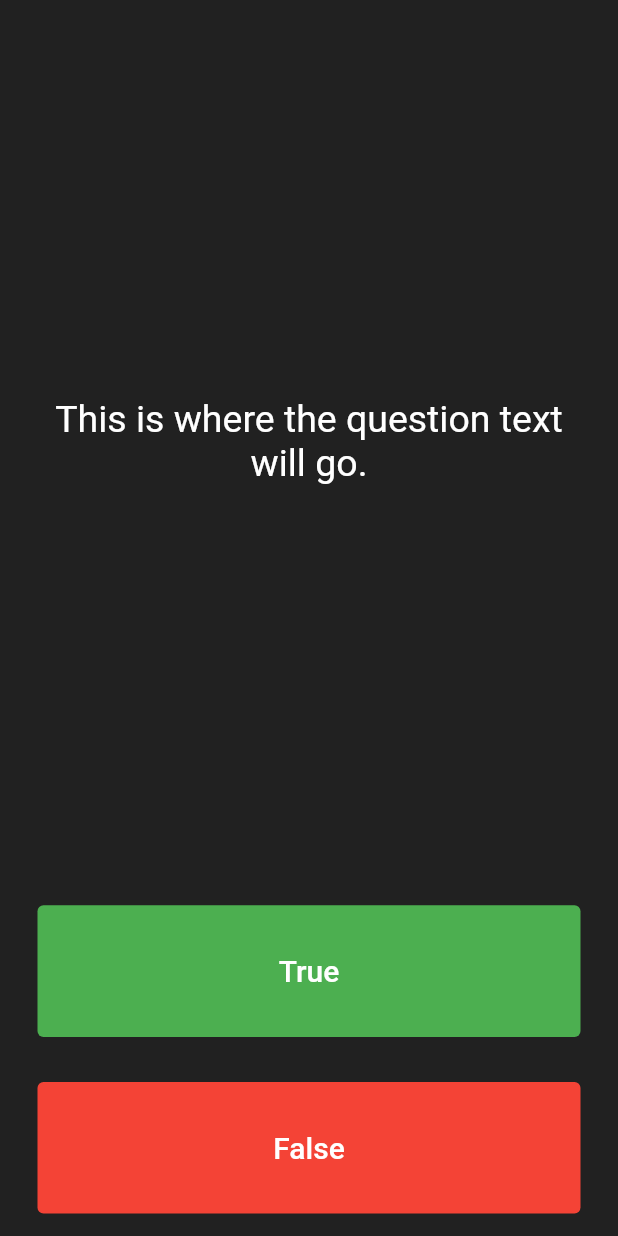
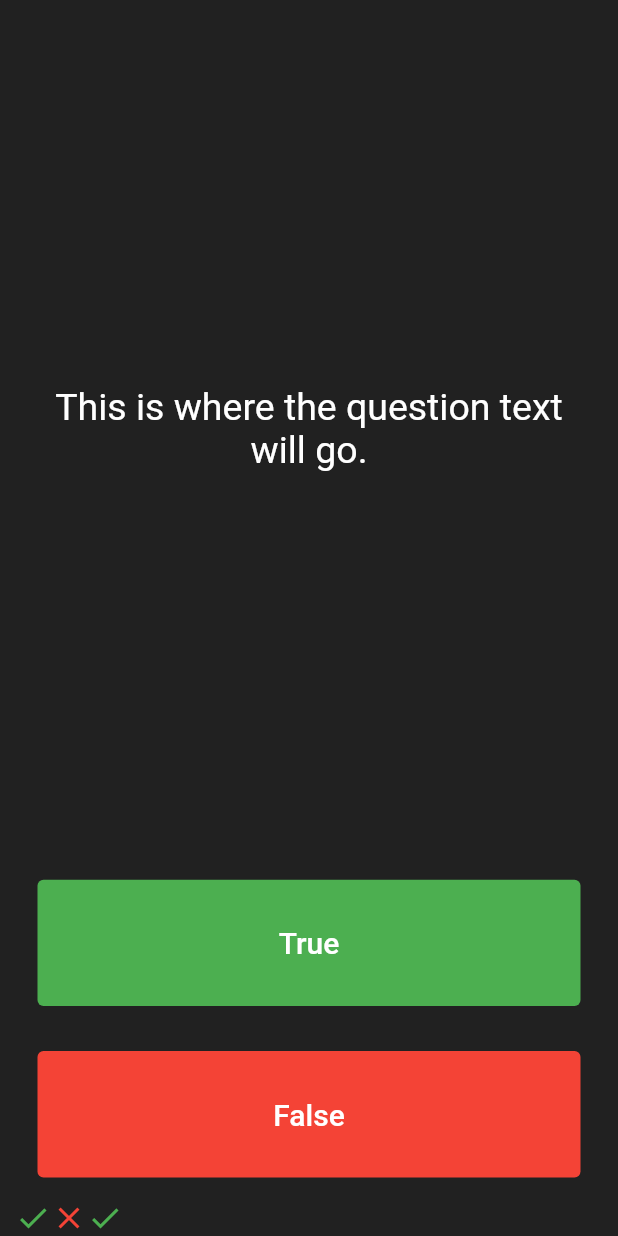
Before and after one commit to HeratUni-CS/quizzler-Alirezayoom, a Flutter app: the screen it shows after launch, after a tap on "True", on a phone screen of 412 x 824 dp. Run offline on Flutter 3.47's test engine with Material 2 defaults, Android fonts, the phone set to English and light mode, and no system bars.

Commit message:
add scoreKeeper

```diff
--- a/lib/main.dart
+++ b/lib/main.dart
@@ -23,6 +23,17 @@ class QuizPage extends StatefulWidget {
   @override
   _QuizPageState createState() => _QuizPageState();
 }
+
+List<Icon> scoreKeeper = [
+  Icon(
+    Icons.check,
+    color: Colors.green,
+  ),
+  Icon(
+    Icons.close,
+    color: Colors.red,
+  ),
+];
 
 class _QuizPageState extends State<QuizPage> {
   @override
@@ -60,7 +71,12 @@ class _QuizPageState extends State<QuizPage> {
                 ),
               ),
               onPressed: () {
-                //The user picked true.
+                setState(() {
+                  scoreKeeper.add(Icon(
+                    Icons.check,
+                    color: Colors.green,
+                  ));
+                });
               },
             ),
           ),
@@ -84,6 +100,9 @@ class _QuizPageState extends State<QuizPage> {
           ),
         ),
         //TODO: Add a Row here as your score keeper
+        Row(
+          children: scoreKeeper,
+        )
       ],
     );
   }
```
